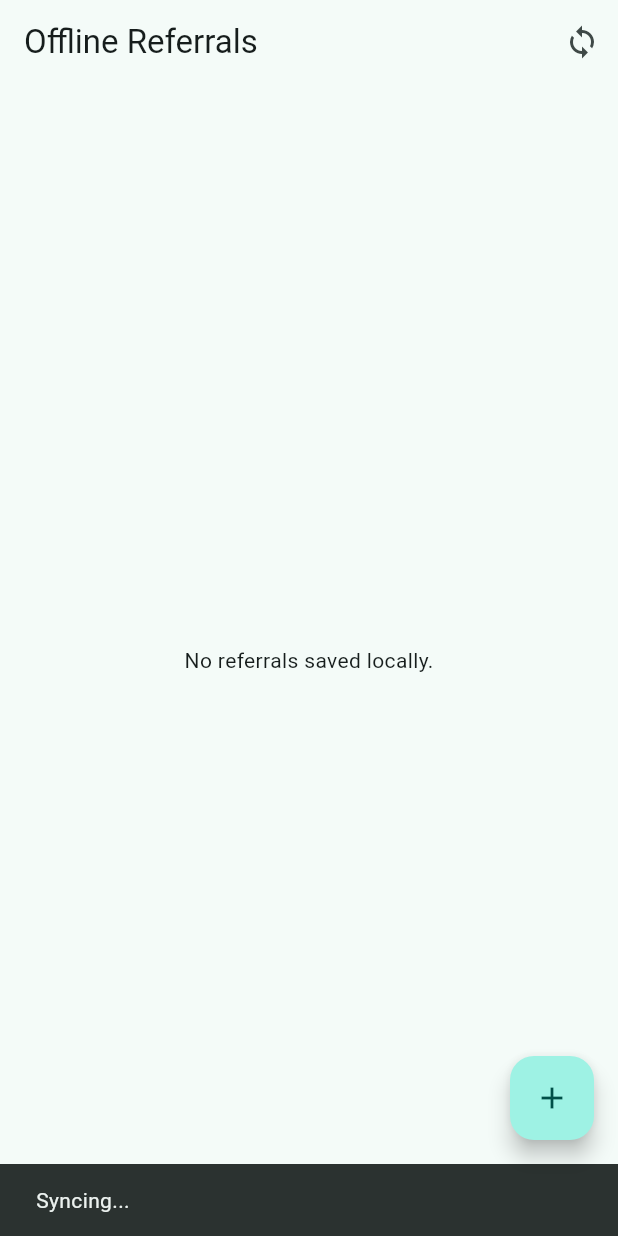
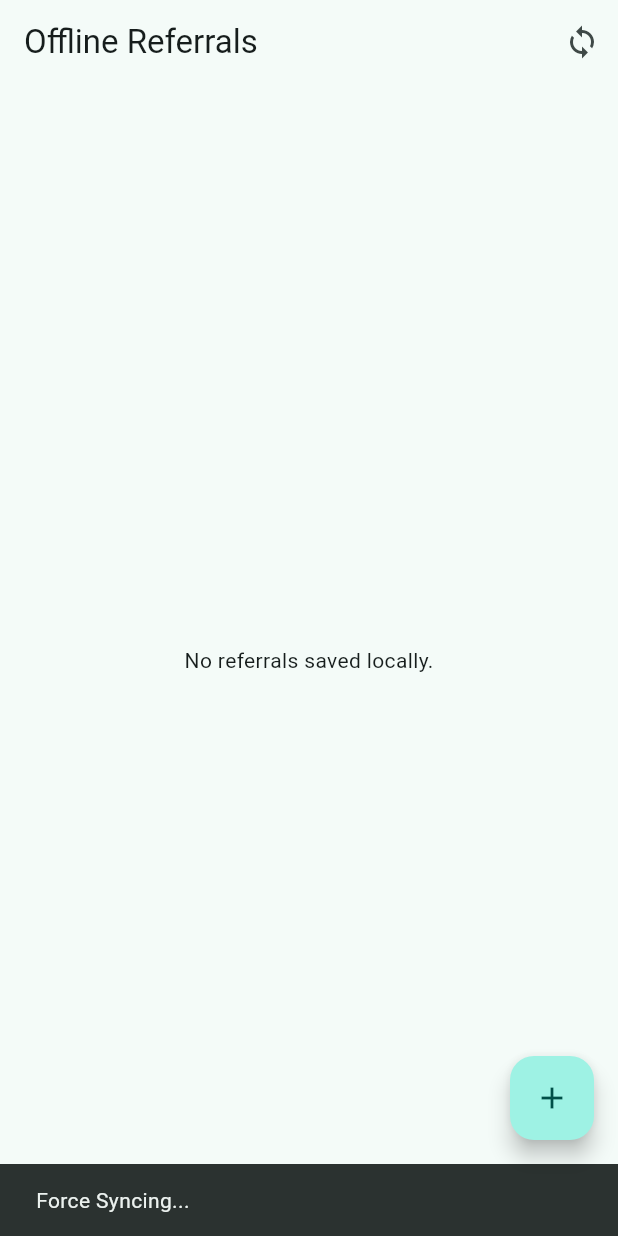
Before and after one commit to saurabhrai722-lab/CareBridge-AI, a Flutter app: the screen it shows after launch, after a tap on the "sync" icon, on a phone screen of 412 x 824 dp. Run offline on Flutter 3.47's test engine with Material 3 defaults, Android fonts, the phone set to English and light mode, and no system bars; our stand-ins replace connectivity_plus, drift; missing offline and left inert: sqlite3; accounts and stored records are empty; generated files the repository leaves out were written again.

Commit message:
Fix demo reliability issues: configure API_URL and SyncService timeout

```diff
--- a/apps/mobile/lib/core/services/sync_service.dart
+++ b/apps/mobile/lib/core/services/sync_service.dart
@@ -8,9 +8,10 @@ class SyncService {
   final AppDatabase _db;
   final ApiClient _apiClient;
   final Connectivity _connectivity;
+  final Duration staleRecoveryTimeout;
   bool _isSyncing = false;
 
-  SyncService(this._db, this._apiClient, {Connectivity? connectivity})
+  SyncService(this._db, this._apiClient, {Connectivity? connectivity, this.staleRecoveryTimeout = const Duration(minutes: 10)})
       : _connectivity = connectivity ?? Connectivity() {
     _connectivity.onConnectivityChanged.listen((List<ConnectivityResult> results) {
       if (results.isNotEmpty && results.first != ConnectivityResult.none) {
@@ -19,26 +20,26 @@ class SyncService {
     });
   }
 
-  Future<void> syncAll() async {
+  Future<void> syncAll({bool force = false}) async {
     if (_isSyncing) return;
     _isSyncing = true;
 
     try {
       final now = DateTime.now();
-      // Recover IN_PROGRESS items older than 10 minutes
-      final timeoutThreshold = now.subtract(const Duration(minutes: 10));
+      // Recover IN_PROGRESS items older than the threshold
+      final timeoutThreshold = now.subtract(staleRecoveryTimeout);
 
       final items = await (_db.select(_db.syncQueue)
             ..where((t) =>
                 t.status.equals('PENDING') |
                 t.status.equals('FAILED_RETRY') |
-                (t.status.equals('IN_PROGRESS') & t.updatedAt.isSmallerThanValue(timeoutThreshold)))
+                (force ? t.status.equals('IN_PROGRESS') : (t.status.equals('IN_PROGRESS') & t.updatedAt.isSmallerThanValue(timeoutThreshold))))
             ..orderBy([(t) => OrderingTerm.asc(t.createdAt)]))
           .get();
 
       for (final item in items) {
         // Backoff for FAILED_RETRY: wait (retryCount * 2) minutes before retrying
-        if (item.status == 'FAILED_RETRY' && item.retryCount > 0) {
+        if (!force && item.status == 'FAILED_RETRY' && item.retryCount > 0) {
           final waitDuration = Duration(minutes: item.retryCount * 2);
           if (item.updatedAt.add(waitDuration).isAfter(now)) {
             continue; // Skip, not enough time has passed
--- a/apps/mobile/lib/features/referrals/referral_list_screen.dart
+++ b/apps/mobile/lib/features/referrals/referral_list_screen.dart
@@ -19,9 +19,9 @@ class ReferralListScreen extends StatelessWidget {
           IconButton(
             icon: const Icon(Icons.sync),
             onPressed: () {
-              syncService.syncAll();
+              syncService.syncAll(force: true);
               ScaffoldMessenger.of(context).showSnackBar(
-                const SnackBar(content: Text('Syncing...')),
+                const SnackBar(content: Text('Force Syncing...')),
               );
             },
           ),
```
Also changed, not shown: 2 other files.
